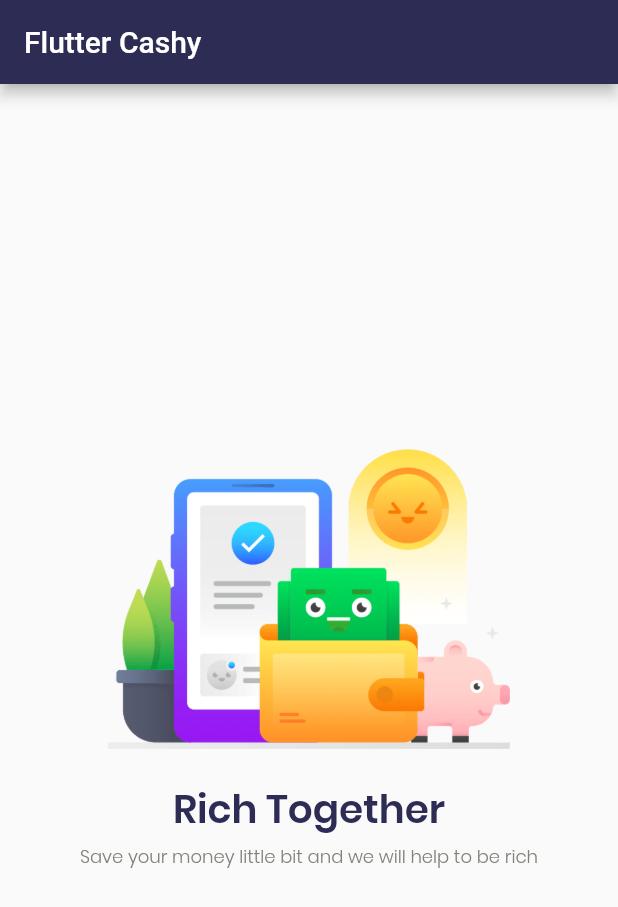
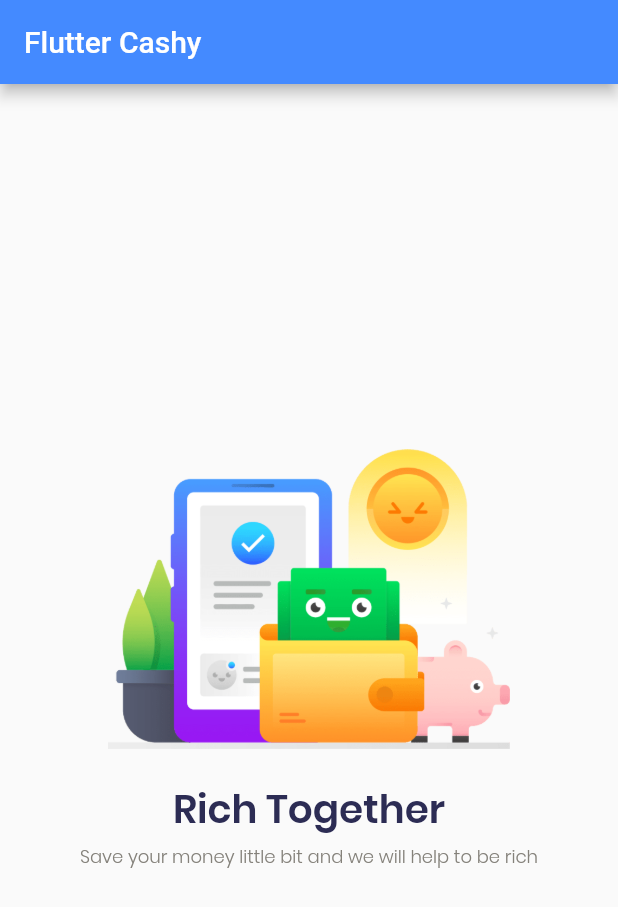
Before and after one commit to gendut31/flutter-cashy, a Flutter app: the screen it shows after launch, on a phone screen of 412 x 824 dp. Shown: the top 907 px of the screen. Run offline on Flutter 3.47's test engine with Material 2 defaults, Android fonts, the phone set to English and light mode, and no system bars.

Commit message:
Update Appbar color

```diff
--- a/lib/main.dart
+++ b/lib/main.dart
@@ -19,7 +19,7 @@ class MyApp extends StatelessWidget {
       home: Scaffold(
         appBar: AppBar(
           title: Text("Flutter Cashy"),
-          backgroundColor: darkBlue,
+          backgroundColor: Colors.blueAccent,
         ),
         body: SafeArea(
           child: Container(
```
